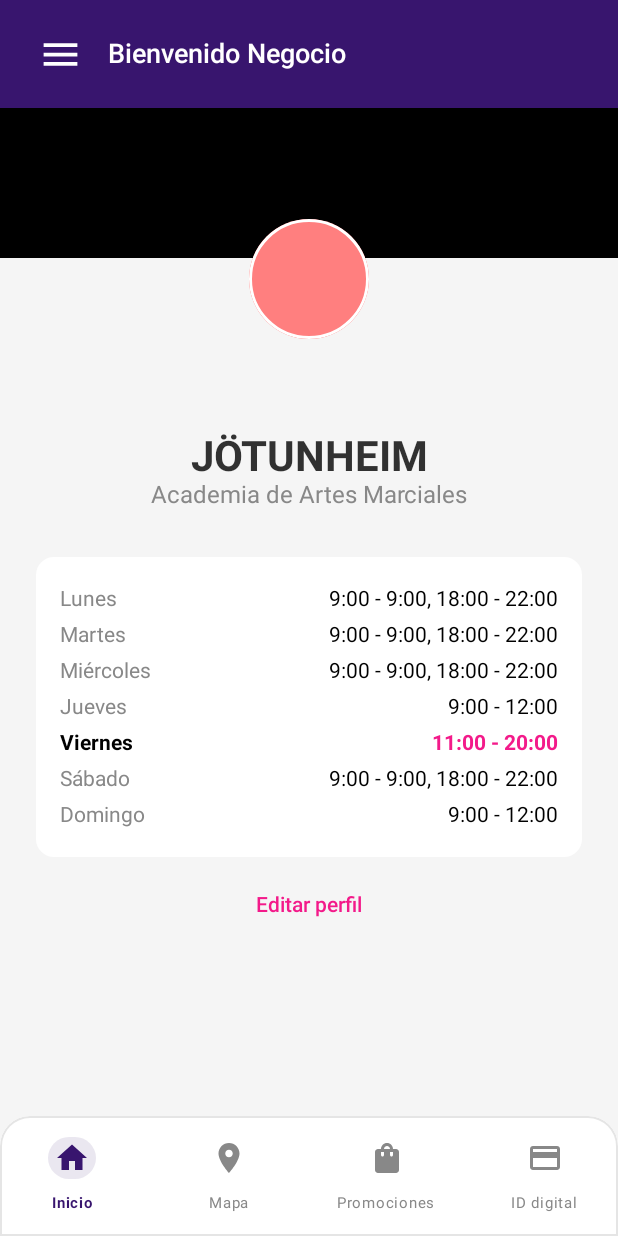
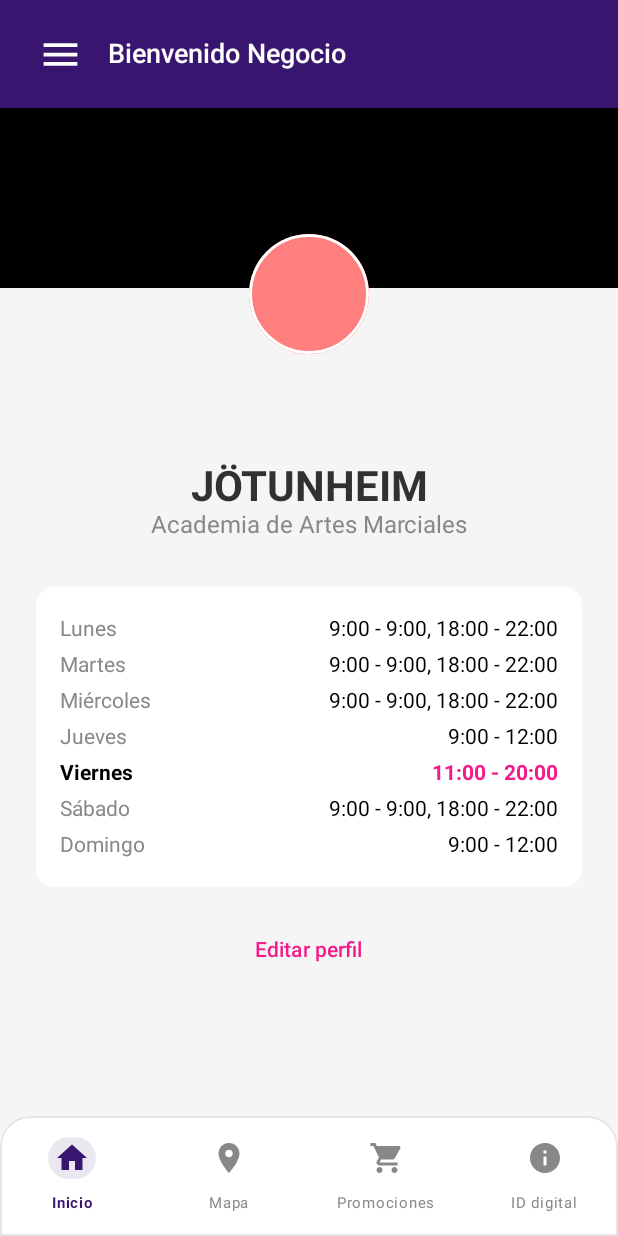
Before and after one commit to l0l3eth/ProyectoBJApp, an Android app built with Jetpack Compose: the @Preview function NegocioProfileScreenPreview, on a phone screen of 412 x 824 dp. Run offline under Robolectric (Android 15) with nearby library versions, the phone set to English and light mode, and no system bars; our stand-ins replace livedata-compose.

Commit message:
Agregar pantalla de edición de negocio y refactorizar UI

```diff
--- a/app/src/main/java/mx/tec/proyectoBJ/model/Negocio.kt
+++ b/app/src/main/java/mx/tec/proyectoBJ/model/Negocio.kt
@@ -2,10 +2,9 @@ package mx.tec.proyectoBJ.model
 
 data class Negocio(
     val nombreNegocio: String,
-    val tarjetaNegocio: TarjetaNegocio,
     val numeroTelefono: String,
     val ubicacion: String,
-    val horarios: Horarios,
     val correo: String,
-    val contrasena: String
+    val contrasena: String = "",
+    val descripcion: String
 )
--- a/app/src/main/java/mx/tec/proyectoBJ/view/Componentes.kt
+++ b/app/src/main/java/mx/tec/proyectoBJ/view/Componentes.kt
@@ -4,9 +4,9 @@ import androidx.compose.foundation.BorderStroke
 import androidx.compose.foundation.Image
 import androidx.compose.foundation.background
 import androidx.compose.foundation.border
-import androidx.compose.foundation.clickable
 import androidx.compose.foundation.layout.Arrangement
 import androidx.compose.foundation.layout.Box
+import androidx.compose.foundation.layout.BoxScope
 import androidx.compose.foundation.layout.Column
 import androidx.compose.foundation.layout.PaddingValues
 import androidx.compose.foundation.layout.Row
@@ -14,6 +14,7 @@ import androidx.compose.foundation.layout.Spacer
 import androidx.compose.foundation.layout.fillMaxSize
 import androidx.compose.foundation.layout.fillMaxWidth
 import androidx.compose.foundation.layout.height
+import androidx.compose.foundation.layout.offset
 import androidx.compose.foundation.layout.padding
 import androidx.compose.foundation.layout.size
 import androidx.compose.foundation.layout.width
@@ -47,6 +48,7 @@ import androidx.compose.ui.Alignment
 import androidx.compose.ui.Modifier
 import androidx.compose.ui.draw.clip
 import androidx.compose.ui.graphics.Color
+import androidx.compose.ui.graphics.Color.Companion.Black
 import androidx.compose.ui.graphics.Color.Companion.White
 import androidx.compose.ui.graphics.vector.ImageVector
 import androidx.compose.ui.res.painterResource
@@ -55,14 +57,12 @@ import androidx.compose.ui.text.buildAnnotatedString
 import androidx.compose.ui.text.font.FontWeight
 import androidx.compose.ui.text.style.TextAlign
 import androidx.compose.ui.text.withStyle
-import androidx.compose.ui.tooling.preview.Preview
 import androidx.compose.ui.unit.dp
 import androidx.compose.ui.unit.sp
 import androidx.compose.ui.window.Dialog
 import mx.tec.proyectoBJ.R
 import mx.tec.proyectoBJ.viewmodel.AppVM
 import mx.tec.ptoyectobj.blanco
-import mx.tec.ptoyectobj.degradado
 import mx.tec.ptoyectobj.morado
 import mx.tec.ptoyectobj.naranja
 import java.text.SimpleDateFormat
@@ -514,3 +514,74 @@ fun ConfirmarSalida(
         }
     }
 }
+
+@Composable
+fun BarraSuperior(nombreNegocio: String, modifier: Modifier = Modifier) {
+    Row(
+        modifier = Modifier
+            .fillMaxWidth()
+            .padding(horizontal = 16.dp, vertical = 12.dp),
+        verticalAlignment = Alignment.CenterVertically
+    ) {
+        IconButton(onClick = { /* TODO: Abrir Drawer de Navegación */ }) {
+            Icon(
+                imageVector = Icons.Default.Menu,
+                contentDescription = "Menú",
+                tint = White,
+                modifier = Modifier.size(30.dp)
+            )
+        }
+        Spacer(modifier = Modifier.width(8.dp))
+        Text(
+            text = "Bienvenido $nombreNegocio",
+            color = White,
+            fontSize = 18.sp,
+            fontWeight = FontWeight.SemiBold
+        )
+    }
+}
+
+@Composable
+fun Portada() {
+    Box(
+        modifier = Modifier
+            .fillMaxWidth()
+            .height(120.dp) // Altura del espacio negro
+            .background(Black)
+    )
+}
+
+@Composable
+fun BoxScope.Icono() {
+    Column(
+        modifier = Modifier
+            .align(Alignment.Center)
+            .offset(y = 100.dp) // Baja los logos para que queden sobre la transición de color
+            .fillMaxWidth(),
+        horizontalAlignment = Alignment.CenterHorizontally
+    ) {
+        // Placeholder del logo principal del negocio
+        Box(
+            modifier = Modifier
+                .size(80.dp) // Tamaño del logo
+                .clip(CircleShape)
+                .background(White) // Círculo blanco de fondo
+                .border(2.dp, White, CircleShape), // Borde blanco (si fuera necesario)
+            contentAlignment = Alignment.Center
+        ) {
+            // Placeholder para el logo 'JOTUNHEIM'
+            Box(
+                modifier = Modifier
+                    .fillMaxSize()
+                    .background(Color.Red.copy(alpha = 0.5f)) // Simulación del logo interno
+            )
+            /* Si tuvieras el asset:
+                Image(
+                    painter = painterResource(id = R.drawable.logo_negocio),
+                    contentDescription = "Logo del negocio",
+                    modifier = Modifier.fillMaxSize()
+                )
+                */
+        }
+    }
+}
--- a/app/src/main/java/mx/tec/proyectoBJ/view/PaginaPrincipalNegocio.kt
+++ b/app/src/main/java/mx/tec/proyectoBJ/view/PaginaPrincipalNegocio.kt
@@ -1,24 +1,16 @@
 package mx.tec.proyectoBJ.view
 
 import androidx.compose.foundation.background
-import androidx.compose.foundation.border
-import androidx.compose.foundation.clickable
 import androidx.compose.foundation.layout.*
 import androidx.compose.foundation.lazy.LazyColumn
-import androidx.compose.foundation.shape.CircleShape
 import androidx.compose.foundation.shape.RoundedCornerShape
-import androidx.compose.material.icons.Icons
-import androidx.compose.material.icons.filled.Menu
-import androidx.compose.material3.Icon
-import androidx.compose.material3.IconButton
 import androidx.compose.material3.Scaffold
 import androidx.compose.material3.Text
+import androidx.compose.material3.TextButton
 import androidx.compose.runtime.Composable
 import androidx.compose.ui.Alignment
 import androidx.compose.ui.Modifier
-import androidx.compose.ui.draw.clip
 import androidx.compose.ui.graphics.Color
-import androidx.compose.ui.graphics.Color.Companion.Black
 import androidx.compose.ui.graphics.Color.Companion.White
 import androidx.compose.ui.text.font.FontWeight
 import androidx.compose.ui.text.style.TextAlign
@@ -83,15 +75,17 @@ fun NegocioProfileScreen(
 
             item {
                 // Botón/Enlace "Editar perfil"
-                Text(
-                    text = "Editar perfil",
+                TextButton(
+                    onClick = { /* Por hacer: Navegar a pantalla de edición */ }
+                ) {
+                    Text(text = "Editar perfil",
                         color = rosa,
                         fontWeight = FontWeight.SemiBold,
                         fontSize = 14.sp,
                         modifier = Modifier
                             .padding(top = 24.dp, bottom = 48.dp) // Espacio para el enlace
-                        .clickable { /* TODO: Navegar a pantalla de edición */ }
                     )
+                }
             }
         }
     }
@@ -112,73 +106,20 @@ fun HeaderNegocio(userName: String) {
     ) {
         Column(horizontalAlignment = Alignment.CenterHorizontally) {
             // Fila superior (Menú y Título)
-            Row(
-                modifier = Modifier
-                    .fillMaxWidth()
-                    .padding(horizontal = 16.dp, vertical = 12.dp),
-                verticalAlignment = Alignment.CenterVertically
-            ) {
-                IconButton(onClick = { /* TODO: Abrir Drawer de Navegación */ }) {
-                    Icon(
-                        imageVector = Icons.Default.Menu,
-                        contentDescription = "Menú",
-                        tint = White,
-                        modifier = Modifier.size(30.dp)
-                    )
-                }
-                Spacer(modifier = Modifier.width(8.dp))
-                Text(
-                    text = "Bienvenido $userName",
-                    color = White,
-                    fontSize = 18.sp,
-                    fontWeight = FontWeight.SemiBold
-                )
-            }
+            BarraSuperior(userName)
 
             // Espacio negro para el banner/imagen del negocio
-            Box(
-                modifier = Modifier
-                    .fillMaxWidth()
-                    .height(100.dp) // Altura del espacio negro
-                    .background(Black)
-            )
+            Portada()
         }
 
         // Logos flotantes (Alineados al centro)
-        Column(
-            modifier = Modifier.align(Alignment.Center)
-                .offset(y = 100.dp) // Baja los logos para que queden sobre la transición de color
-                .fillMaxWidth(),
-            horizontalAlignment = Alignment.CenterHorizontally
-        ) {
-            // Placeholder del logo principal del negocio
-            Box(
-                modifier = Modifier
-                    .size(80.dp) // Tamaño del logo
-                    .clip(CircleShape)
-                    .background(Color.White) // Círculo blanco de fondo
-                    .border(2.dp, Color.White, CircleShape), // Borde blanco (si fuera necesario)
-                contentAlignment = Alignment.Center
-            ) {
-                // Placeholder para el logo 'JOTUNHEIM'
-                Box(
-                    modifier = Modifier.fillMaxSize()
-                        .background(Color.Red.copy(alpha = 0.5f)) // Simulación del logo interno
-                )
-                /* Si tuvieras el asset:
-                Image(
-                    painter = painterResource(id = R.drawable.logo_negocio),
-                    contentDescription = "Logo del negocio",
-                    modifier = Modifier.fillMaxSize()
-                )
-                */
-            }
-        }
+        Icono()
     }
 
     // Relleno para que el contenido de abajo inicie después de los logos flotantes
     Spacer(modifier = Modifier.height(100.dp + 16.dp))
 }
+
 
 // ---------------------------------------------------------------------
 // 2. INFORMACIÓN Y HORARIOS
```
Also changed, not shown: app/src/main/java/mx/tec/proyectoBJ/view/BarraNavegacion.kt (+5 -4 lines), app/src/main/java/mx/tec/proyectoBJ/view/PantallaEdicionNegocio.kt (added, +181 -0 lines). Lines whose indentation alone changed are shown as unchanged.
